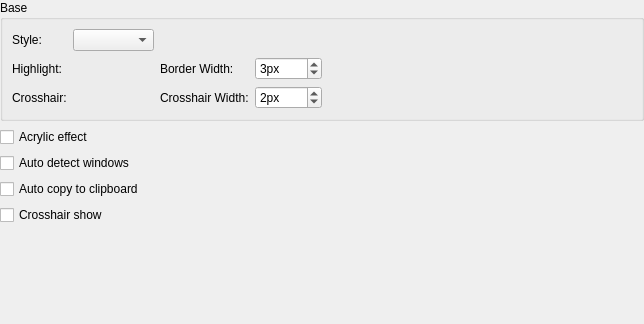
First picture: the form in src/ui/composite_widgets/interface.ui, repository XMuli/SunnyCapturer, before the edit.
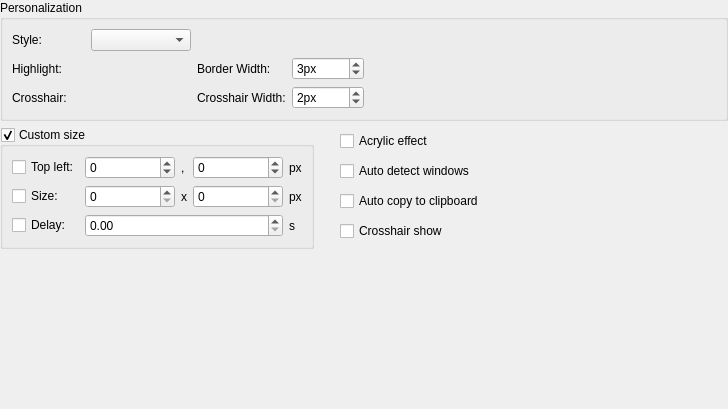
Second picture: the form after the edit. Custom widgets are drawn as their Qt base class.

Commit message:
feat: Realization of the crosshair function
and delayed screenshot function, and support for presetting the customization of the window left and right and size, as well as delay time

```diff
--- a/src/ui/composite_widgets/interface.ui
+++ b/src/ui/composite_widgets/interface.ui
@@ -6,8 +6,8 @@
    <rect>
     <x>0</x>
     <y>0</y>
-    <width>644</width>
-    <height>324</height>
+    <width>728</width>
+    <height>409</height>
    </rect>
   </property>
   <property name="windowTitle">
@@ -29,7 +29,7 @@
    <item>
     <widget class="QGroupBox" name="groupBox">
      <property name="title">
-      <string>Base</string>
+      <string>Personalization</string>
      </property>
      <layout class="QHBoxLayout" name="horizontalLayout">
       <item>
@@ -178,8 +178,8 @@
     </widget>
    </item>
    <item>
-    <widget class="QWidget" name="widget_2" native="true">
-     <layout class="QVBoxLayout" name="verticalLayout">
+    <widget class="QWidget" name="widget_4" native="true">
+     <layout class="QHBoxLayout" name="horizontalLayout_3">
       <property name="leftMargin">
        <number>0</number>
       </property>
@@ -193,32 +193,254 @@
        <number>0</number>
       </property>
       <item>
-       <widget class="QCheckBox" name="cbAcrylicEffect">
-        <property name="text">
-         <string>Acrylic effect</string>
+       <widget class="QGroupBox" name="gbCustomSizeEnable">
+        <property name="title">
+         <string>Custom size</string>
         </property>
+        <property name="checkable">
+         <bool>true</bool>
+        </property>
+        <layout class="QHBoxLayout" name="horizontalLayout_2">
+         <item>
+          <widget class="QWidget" name="widget_3" native="true">
+           <layout class="QGridLayout" name="gridLayout_2">
+            <property name="leftMargin">
+             <number>0</number>
+            </property>
+            <property name="topMargin">
+             <number>0</number>
+            </property>
+            <property name="rightMargin">
+             <number>0</number>
+            </property>
+            <property name="bottomMargin">
+             <number>0</number>
+            </property>
+            <item row="2" column="1" colspan="3">
+             <widget class="QDoubleSpinBox" name="dsbDelay">
+              <property name="suffix">
+               <string/>
+              </property>
+              <property name="decimals">
+               <number>2</number>
+              </property>
+              <property name="maximum">
+               <double>10000.000000000000000</double>
+              </property>
+             </widget>
+            </item>
+            <item row="0" column="2">
+             <widget class="QLabel" name="label_5">
+              <property name="sizePolicy">
+               <sizepolicy hsizetype="Fixed" vsizetype="Preferred">
+                <horstretch>0</horstretch>
+                <verstretch>0</verstretch>
+               </sizepolicy>
+              </property>
+              <property name="text">
+               <string>,</string>
+              </property>
+             </widget>
+            </item>
+            <item row="0" column="3">
+             <widget class="QSpinBox" name="sbTop">
+              <property name="minimumSize">
+               <size>
+                <width>90</width>
+                <height>0</height>
+               </size>
+              </property>
+              <property name="minimum">
+               <number>-10000</number>
+              </property>
+              <property name="maximum">
+               <number>10000</number>
+              </property>
+              <property name="singleStep">
+               <number>100</number>
+              </property>
+             </widget>
+            </item>
+            <item row="0" column="0">
+             <widget class="QCheckBox" name="cbTopLeft">
+              <property name="text">
+               <string>Top left:</string>
+              </property>
+             </widget>
+            </item>
+            <item row="1" column="0">
+             <widget class="QCheckBox" name="cbSize">
+              <property name="text">
+               <string>Size:</string>
+              </property>
+             </widget>
+            </item>
+            <item row="2" column="0">
+             <widget class="QCheckBox" name="cbDelay">
+              <property name="text">
+               <string>Delay:</string>
+              </property>
+             </widget>
+            </item>
+            <item row="0" column="1">
+             <widget class="QSpinBox" name="sbLeft">
+              <property name="sizePolicy">
+               <sizepolicy hsizetype="Fixed" vsizetype="Fixed">
+                <horstretch>0</horstretch>
+                <verstretch>0</verstretch>
+               </sizepolicy>
+              </property>
+              <property name="minimumSize">
+               <size>
+                <width>90</width>
+                <height>0</height>
+               </size>
+              </property>
+              <property name="minimum">
+               <number>-10000</number>
+              </property>
+              <property name="maximum">
+               <number>10000</number>
+              </property>
+              <property name="singleStep">
+               <number>100</number>
+              </property>
+             </widget>
+            </item>
+            <item row="1" column="1">
+             <widget class="QSpinBox" name="sbWidth">
+              <property name="maximum">
+               <number>10000</number>
+              </property>
+              <property name="singleStep">
+               <number>100</number>
+              </property>
+             </widget>
+            </item>
+            <item row="1" column="2">
+             <widget class="QLabel" name="label_7">
+              <property name="sizePolicy">
+               <sizepolicy hsizetype="Fixed" vsizetype="Preferred">
+                <horstretch>0</horstretch>
+                <verstretch>0</verstretch>
+               </sizepolicy>
+              </property>
+              <property name="text">
+               <string>x</string>
+              </property>
+             </widget>
+            </item>
+            <item row="1" column="3">
+             <widget class="QSpinBox" name="sbHeight">
+              <property name="maximum">
+               <number>10000</number>
+              </property>
+              <property name="singleStep">
+               <number>100</number>
+              </property>
+             </widget>
+            </item>
+            <item row="2" column="4">
+             <widget class="QLabel" name="label_8">
+              <property name="text">
+               <string>s</string>
+              </property>
+             </widget>
+            </item>
+            <item row="0" column="4">
+             <widget class="QLabel" name="label_9">
+              <property name="text">
+               <string>px</string>
+              </property>
+             </widget>
+            </item>
+            <item row="1" column="4">
+             <widget class="QLabel" name="label_10">
+              <property name="text">
+               <string>px</string>
+              </property>
+             </widget>
+            </item>
+           </layout>
+          </widget>
+         </item>
+        </layout>
        </widget>
       </item>
       <item>
-       <widget class="QCheckBox" name="cbAutoDetectWindows">
-        <property name="text">
-         <string>Auto detect windows</string>
+       <spacer name="horizontalSpacer_2">
+        <property name="orientation">
+         <enum>Qt::Horizontal</enum>
         </property>
-       </widget>
+        <property name="sizeType">
+         <enum>QSizePolicy::Fixed</enum>
+        </property>
+        <property name="sizeHint" stdset="0">
+         <size>
+          <width>20</width>
+          <height>18</height>
+         </size>
+        </property>
+       </spacer>
       </item>
       <item>
-       <widget class="QCheckBox" name="cbAutoCopyToClipboard">
-        <property name="text">
-         <string>Auto copy to clipboard</string>
-        </property>
+       <widget class="QWidget" name="widget_2" native="true">
+        <layout class="QVBoxLayout" name="verticalLayout">
+         <property name="leftMargin">
+          <number>0</number>
+         </property>
+         <property name="topMargin">
+          <number>0</number>
+         </property>
+         <property name="rightMargin">
+          <number>0</number>
+         </property>
+         <property name="bottomMargin">
+          <number>0</number>
+         </property>
+         <item>
+          <widget class="QCheckBox" name="cbAcrylicEffect">
+           <property name="text">
+            <string>Acrylic effect</string>
+           </property>
+          </widget>
+         </item>
+         <item>
+          <widget class="QCheckBox" name="cbAutoDetectWindows">
+           <property name="text">
+            <string>Auto detect windows</string>
+           </property>
+          </widget>
+         </item>
+         <item>
+          <widget class="QCheckBox" name="cbAutoCopyToClipboard">
+           <property name="text">
+            <string>Auto copy to clipboard</string>
+           </property>
+          </widget>
+         </item>
+         <item>
+          <widget class="QCheckBox" name="cbCrosshairShow">
+           <property name="text">
+            <string>Crosshair show</string>
+           </property>
+          </widget>
+         </item>
+        </layout>
        </widget>
       </item>
       <item>
-       <widget class="QCheckBox" name="cbCrosshairShow">
-        <property name="text">
-         <string>Crosshair show</string>
+       <spacer name="horizontalSpacer_3">
+        <property name="orientation">
+         <enum>Qt::Horizontal</enum>
         </property>
-       </widget>
+        <property name="sizeHint" stdset="0">
+         <size>
+          <width>389</width>
+          <height>18</height>
+         </size>
+        </property>
+       </spacer>
       </item>
      </layout>
     </widget>
```
The commit also changes 12 other files.
